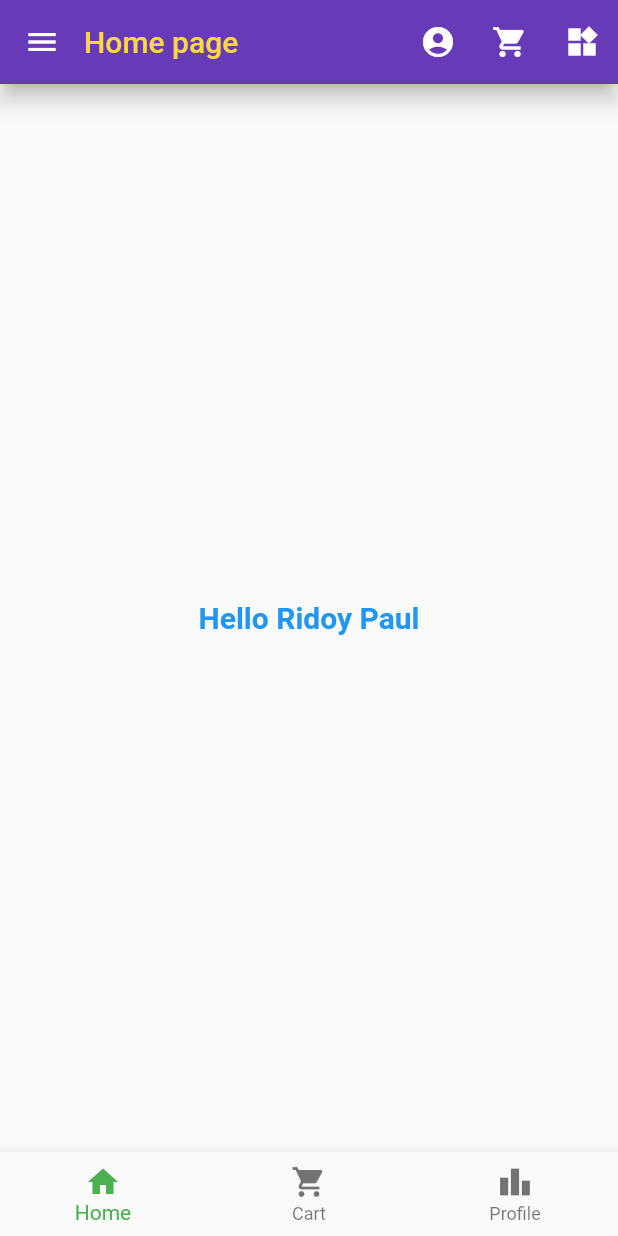
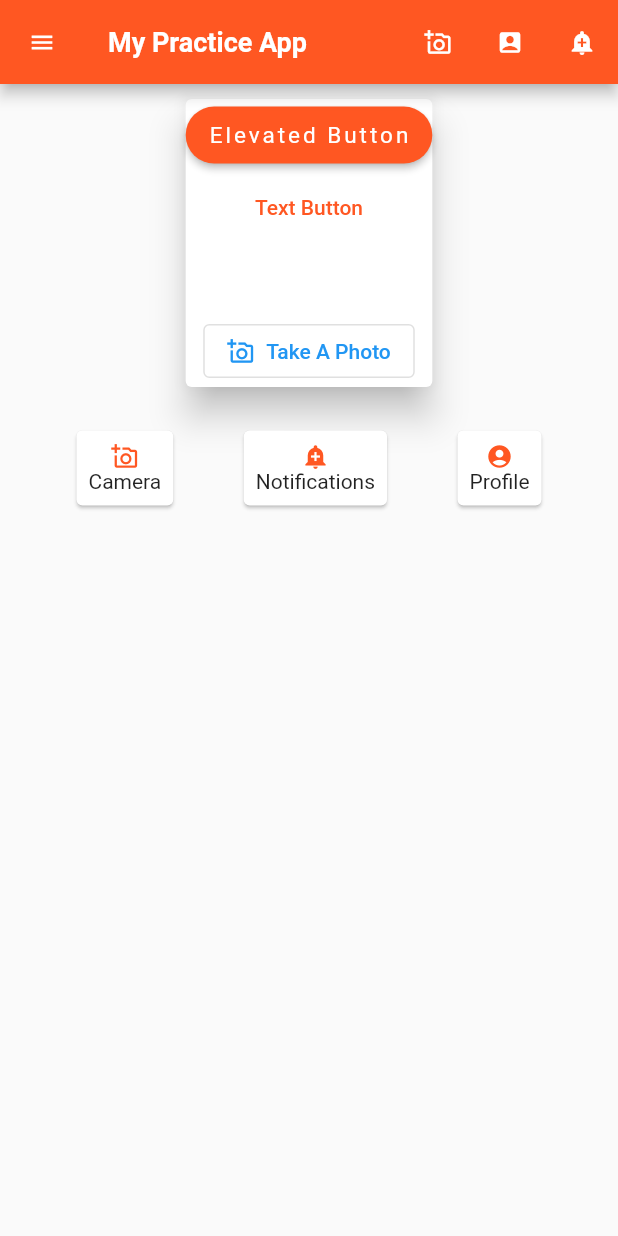
Before and after one commit to Ridoy-paul/flutter-practice, a Flutter app: the screen it shows after launch, on a phone screen of 412 x 824 dp. Run offline on Flutter 3.47's test engine with Material 2 defaults, Android fonts, the phone set to English and light mode, and no system bars.

Commit message:
practice code updated

```diff
--- a/lib/drawerExample.dart
+++ b/lib/drawerExample.dart
@@ -1,3 +1,4 @@
+import 'package:first_app/helper.dart';
 import 'package:flutter/material.dart';
 
 void main() {
@@ -5,57 +6,39 @@ void main() {
 }
 
 class MyApp extends StatelessWidget {
+  const MyApp({super.key});
+
   @override
   Widget build(BuildContext context) {
     return MaterialApp(
-      home: MyHomePage(),
+      debugShowCheckedModeBanner: false,
+      home: HomePage(),
     );
   }
 }
 
-class MyHomePage extends StatelessWidget {
+class HomePage extends StatelessWidget {
+  const HomePage({super.key});
+
   @override
   Widget build(BuildContext context) {
     return Scaffold(
-      appBar: AppBar(
-        title: Text('Drawer Example'),
-      ),
-      drawer: Drawer(
-        child: ListView(
-          padding: EdgeInsets.zero,
-          children: <Widget>[
-            DrawerHeader(
-              decoration: BoxDecoration(
-                color: Colors.blue,
-              ),
-              child: Text(
-                'Drawer Header',
-                style: TextStyle(
-                  color: Colors.white,
-                  fontSize: 24,
-                ),
-              ),
-            ),
-            ListTile(
-              title: Text('Item 1'),
-              onTap: () {
-                // Handle item 1 tap
-                Navigator.pop(context);
-              },
-            ),
-            ListTile(
-              title: Text('Item 2'),
-              onTap: () {
-                // Handle item 2 tap
-                Navigator.pop(context);
-              },
-            ),
-          ],
-        ),
-      ),
-      body: Center(
-        child: Text('Main Content'),
-      ),
+      appBar: ApplicationAppBar(),
     );
   }
 }
+
+class ApplicationAppBar extends StatelessWidget implements PreferredSizeWidget {
+  const ApplicationAppBar({super.key});
+
+  @override
+  Widget build(BuildContext context) {
+    return AppBar(
+      title: Text("My Practice App"),
+      backgroundColor: Colors.deepOrange,
+    );
+  }
+
+  @override
+  Size get preferredSize => throw UnimplementedError();
+}
--- a/lib/helper.dart
+++ b/lib/helper.dart
@@ -125,6 +125,19 @@ class AppSideBar extends StatelessWidget {
   @override
   Widget build(BuildContext context) {
     return Drawer(
+      child: ListView(
+        children: [
+         DrawerHeader(
+              child: SafeArea(child: Text("RIDOY Paul"))
+          ),
+          ListTile(title: Text("Home"),),
+          ListTile(title: Text("Shop"),),
+          ListTile(title: Text("Brands"),),
+          ListTile(title: Text("About Us"),),
+          ListTile(title: Text("Contact Us"),),
+
+        ],
+      ),
 
     );
   }
--- a/lib/main.dart
+++ b/lib/main.dart
@@ -1,57 +1,162 @@
 import 'package:flutter/material.dart';
-import 'helper.dart';
 
-/// Main
 void main() {
-  return runApp(const  MyApp());
+  runApp(MyApp());
 }
 
-// MyApp Class
 class MyApp extends StatelessWidget {
   const MyApp({super.key});
 
   @override
   Widget build(BuildContext context) {
-    /// MaterialApp
     return MaterialApp(
-      title: 'My App',
       debugShowCheckedModeBanner: false,
-        theme: ThemeData(
-          primaryColor: Colors.red,
-          primarySwatch: Colors.green,
-          primaryColorDark: Colors.black,
+      home: HomePage(),
+      title: "My App",
+      theme: ThemeData(
+        primaryColor: Colors.deepOrange,
+        fontFamily: 'Roboto',
+        textTheme: TextTheme(
+          titleLarge: TextStyle(fontSize: 18, fontWeight: FontWeight.bold),
+          titleMedium: TextStyle(fontSize: 15),
+          titleSmall: TextStyle(fontSize: 13),
         ),
-        darkTheme: ThemeData(
-          primarySwatch: Colors.deepPurple,
+        iconTheme: IconThemeData(
+          color: Colors.white,
+          size: 18,
         ),
-        home:HomeActivity()
+        elevatedButtonTheme: ElevatedButtonThemeData(
+          style: ElevatedButton.styleFrom(
+            backgroundColor: Colors.deepOrange,
+            foregroundColor: Colors.white,
+            padding: EdgeInsets.symmetric(vertical: 10, horizontal: 15),
+            textStyle: TextStyle(
+              letterSpacing: 2,
+              fontSize: 15.0,
+            ),
+            shape: RoundedRectangleBorder(
+              borderRadius: BorderRadius.circular(30),
+            ),
+          ),
+        ),
+        textButtonTheme: TextButtonThemeData(
+          style: TextButton.styleFrom(
+            foregroundColor: Colors.deepOrange,
+          ),
+        ),
+      ),
     );
   }
 }
 
-class HomeActivity extends StatelessWidget {
-  const HomeActivity({super.key});
-
+class HomePage extends StatelessWidget {
+  const HomePage({super.key});
 
   @override
   Widget build(BuildContext context) {
     return Scaffold(
-      appBar: MyAppBar(),
-      bottomNavigationBar: MyBottomNavBar(),
+      appBar: ApplicationAppBar(),
       body: SafeArea(
-        child: Center(
-          child: Text(
-            "Hello Ridoy Paul",
-            style: TextStyle(
-              fontSize: 20.0,
-              color: Colors.blue,
-              fontWeight: FontWeight.w700,
-            )
+        child: SingleChildScrollView(
+          child: Padding(
+            padding: EdgeInsets.symmetric(vertical: 5, horizontal: 8),
+            child: Column(
+              crossAxisAlignment: CrossAxisAlignment.start,
+              children: [
+                Center(
+                  child: Column(
+                    children: [
+                      Card(
+                        elevation: 10, // Shadow elevation
+                        margin: EdgeInsets.all(5),
+                        child: Column(
+                          children: [
+                            ElevatedButton(onPressed: (){}, child: Text("Elevated Button")),
+                            TextButton(onPressed: (){}, child: Text('Text Button')),
+                            IconButton(onPressed: () {}, icon: Icon(Icons.add_a_photo)),
+                            OutlinedButton.icon(onPressed: (){}, icon: Icon(Icons.add_a_photo_outlined), label: Text("Take A Photo")),
+                          ],
+                        ),
+                      ),
+                      SizedBox(height: 20,),
+                      Container(
+                        child: Row(
+                          mainAxisAlignment: MainAxisAlignment.spaceEvenly,
+                          children: [
+                            Card(
+                              child: Padding(
+                                padding: const EdgeInsets.all(8.0),
+                                child: Column(
+                                  children: [
+                                    Icon(Icons.add_a_photo_outlined, color: Colors.deepOrange),
+                                    Container(
+                                      child: Text("Camera"),
+                                    )
+                                  ],
+                                ),
+                              ),
+                            ),
+                            Card(
+                              child: Padding(
+                                padding: const EdgeInsets.all(8.0),
+                                child: Column(
+                                  children: [
+                                    Icon(Icons.add_alert, color: Colors.deepOrange),
+                                    Container(
+                                      child: Text("Notifications"),
+                                    )
+                                  ],
+                                ),
+                              ),
+                            ),
+                            Card(
+                              child: Padding(
+                                padding: const EdgeInsets.all(8.0),
+                                child: Column(
+                                  children: [
+                                    Icon(Icons.account_circle, color: Colors.deepOrange),
+                                    Container(
+                                      child: Text("Profile"),
+                                    )
+                                  ],
+                                ),
+                              ),
+                            ),
+
+                          ],
+                        ),
+                      )
+                    ],
+                  ),
+                ),
+              ],
+            ),
           ),
         ),
       ),
-      drawer: AppSideBar(),
-
     );
   }
 }
+
+class ApplicationAppBar extends StatelessWidget implements PreferredSizeWidget {
+  const ApplicationAppBar({super.key});
+
+  @override
+  Widget build(BuildContext context) {
+    return AppBar(
+      title: Text("My Practice App"),
+      backgroundColor: Colors.deepOrange,
+      leading: IconButton(onPressed: () {}, icon: Icon(Icons.menu),),
+      actions: [
+        IconButton(onPressed: (){}, icon: Icon(Icons.add_a_photo_outlined), tooltip: "Camera",),
+        IconButton(onPressed: (){}, icon: Icon(Icons.account_box), tooltip: "Profile",),
+        IconButton(onPressed: (){}, icon: Icon(Icons.add_alert), tooltip: "Notifications",),
+
+
+      ],
+    );
+  }
+
+  @override
+  Size get preferredSize => AppBar().preferredSize;
+}
```
